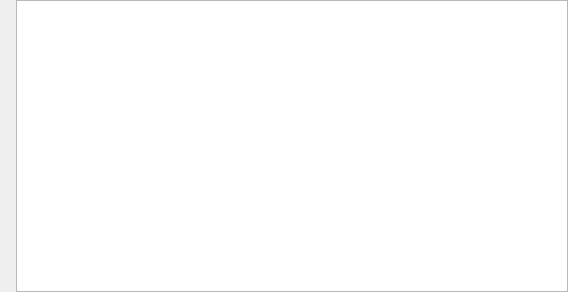
edulix/confclerk, file src/gui/tabcontainer.ui: the form before one commit.
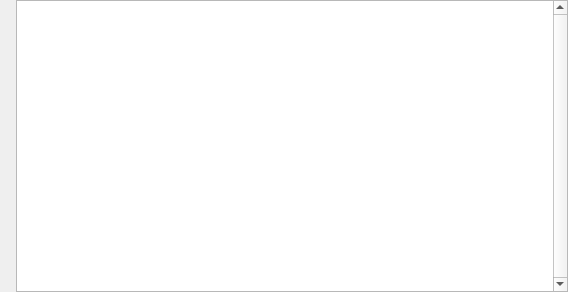
The form after the commit. Custom widgets are drawn as their Qt base class.

Commit message: Changed the drawing of events to make use of system colors and styles, at least partially.

Patch:
```diff
--- a/src/gui/tabcontainer.ui
+++ b/src/gui/tabcontainer.ui
@@ -33,6 +33,9 @@
          <verstretch>1</verstretch>
         </sizepolicy>
        </property>
+       <property name="verticalScrollBarPolicy">
+        <enum>Qt::ScrollBarAlwaysOn</enum>
+       </property>
       </widget>
      </item>
     </layout>
```
The commit also changes 2 other files.
